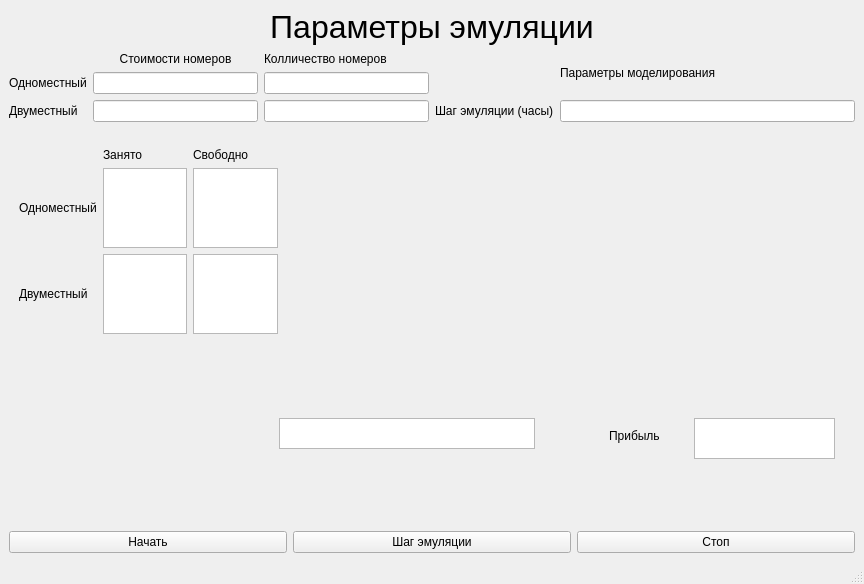
Above: start_window.ui from sereja589/booking_system before the change. Below: the same form after it.
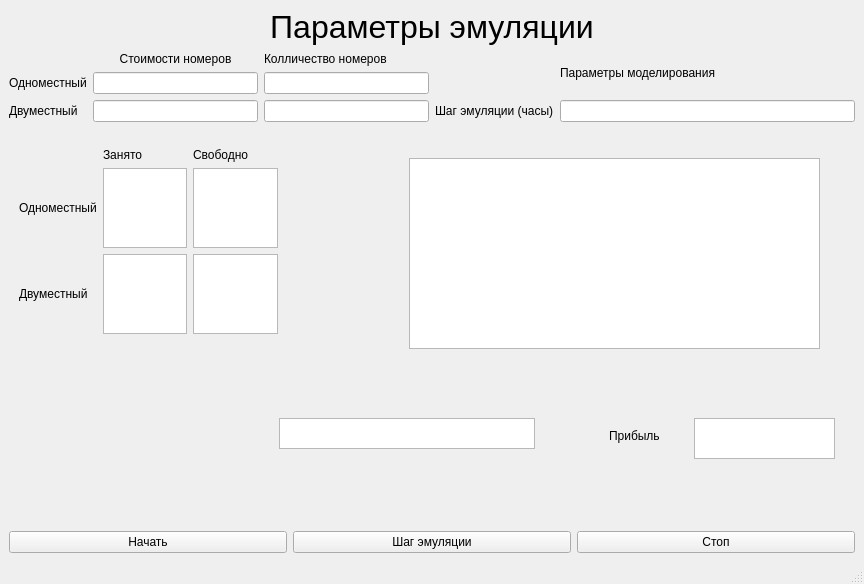
That is the form after the change.

Patch:
```diff
--- a/start_window.ui
+++ b/start_window.ui
@@ -190,6 +190,16 @@
         </item>
        </layout>
       </widget>
+      <widget class="QTextBrowser" name="ActionView">
+       <property name="geometry">
+        <rect>
+         <x>400</x>
+         <y>30</y>
+         <width>411</width>
+         <height>191</height>
+        </rect>
+       </property>
+      </widget>
      </widget>
     </item>
     <item>
```
Left out of the diff: 2 changed lines with no effect on the pictures.
